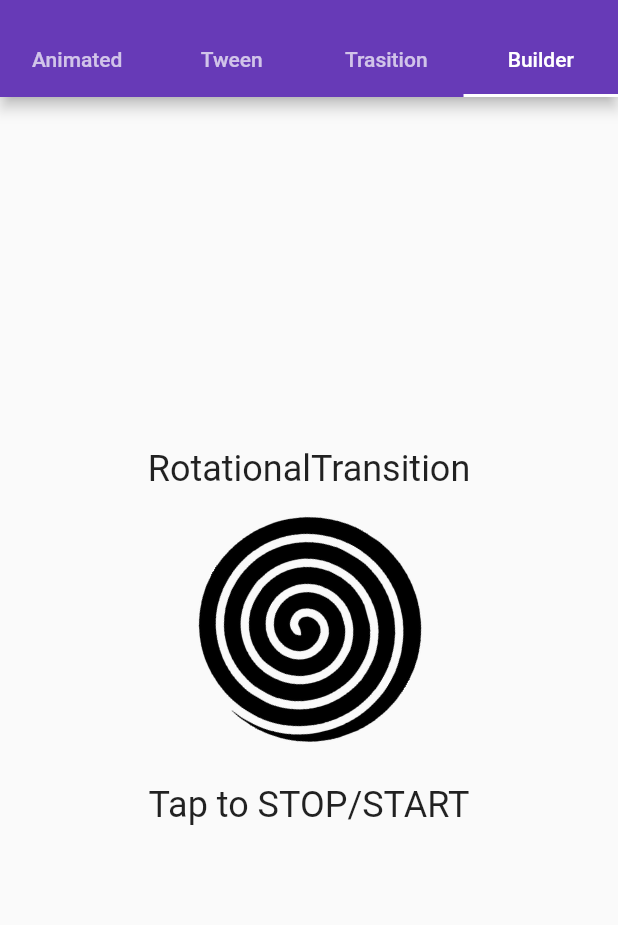
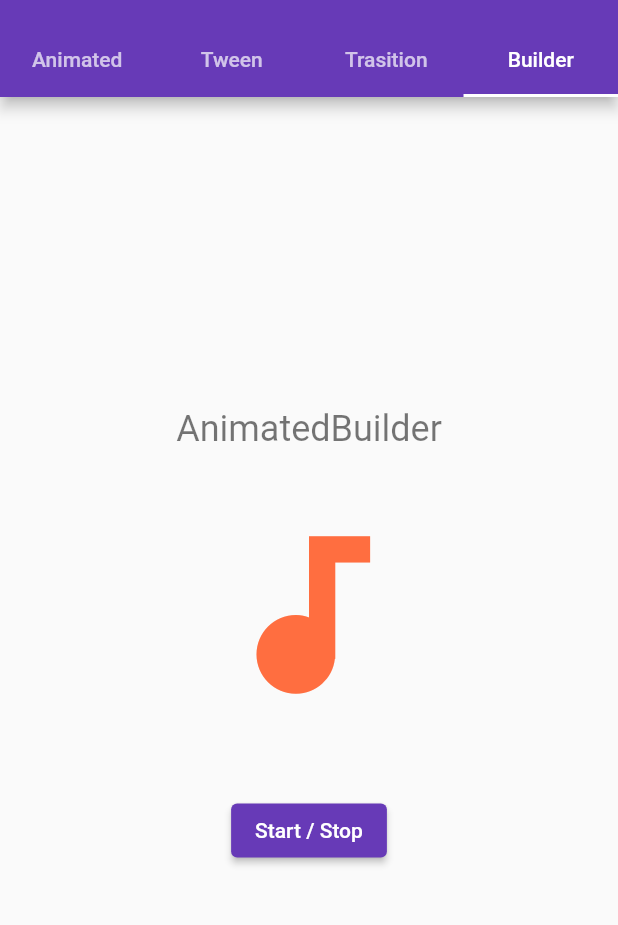
Before and after one commit to antoniolisboa/flutter_animations, a Flutter app: the screen it shows after launch, tab 4 chosen, on a phone screen of 412 x 824 dp, the part 59-984 px from its top. Run offline on Flutter 3.47's test engine with Material 2 defaults, Android fonts, the phone set to English and light mode, and no system bars.

Commit message:
Animações com widgets do tipo Builder, no caso AnimatedBuilder

```diff
--- a/lib/builder_animation.dart
+++ b/lib/builder_animation.dart
@@ -0,0 +1,85 @@
+import 'package:flutter/material.dart';
+
+class BuilderAnimation extends StatefulWidget {
+  const BuilderAnimation({super.key});
+
+  @override
+  State<BuilderAnimation> createState() => _BuilderAnimationState();
+}
+
+class _BuilderAnimationState extends State<BuilderAnimation>
+    with TickerProviderStateMixin {
+  Animation? _startAnimation;
+  AnimationController? _startAnimationController;
+  bool _toggle = false;
+
+  @override
+  void initState() {
+    super.initState();
+    _startAnimationController = AnimationController(
+      vsync: this,
+      duration: const Duration(seconds: 1),
+    );
+    _startAnimation = Tween(begin: 140.0, end: 180.0).animate(
+      CurvedAnimation(
+        parent: _startAnimationController!,
+        curve: Curves.easeInOut,
+      ),
+    );
+
+    _startAnimationController!.addStatusListener((status) {
+      if (status == AnimationStatus.completed) {
+        _startAnimationController!.repeat();
+      }
+    });
+  }
+
+  @override
+  void dispose() {
+    super.dispose();
+    _startAnimationController!.dispose();
+  }
+
+  @override
+  Widget build(BuildContext context) {
+    return Center(
+      child: Column(
+        mainAxisAlignment: MainAxisAlignment.center,
+        children: [
+          const Text(
+            'AnimatedBuilder',
+            style: TextStyle(
+              fontSize: 24,
+              color: Colors.black54,
+            ),
+          ),
+          const SizedBox(height: 10),
+          SizedBox(
+            height: 200,
+            width: 200,
+            child: AnimatedBuilder(
+              animation: _startAnimationController!,
+              builder: (context, child) {
+                return Icon(
+                  Icons.audiotrack,
+                  color: Colors.deepOrangeAccent,
+                  size: _startAnimation!.value,
+                );
+              },
+            ),
+          ),
+          const SizedBox(height: 20),
+          ElevatedButton(
+            onPressed: () {
+              _toggle = !_toggle;
+              _toggle
+                  ? _startAnimationController!.forward()
+                  : _startAnimationController!.stop();
+            },
+            child: const Text('Start / Stop'),
+          )
+        ],
+      ),
+    );
+  }
+}
--- a/lib/main.dart
+++ b/lib/main.dart
@@ -52,7 +52,7 @@ class MyHomePage extends StatelessWidget {
 
             // Widgets explícitos
             WidgetsTransition(),
-            // BuilderAnimation(),
+            BuilderAnimation(),
           ],
         ),
       ),
--- a/lib/widgets_transition.dart
+++ b/lib/widgets_transition.dart
@@ -34,7 +34,10 @@ class _WidgetsTransitionState extends State<WidgetsTransition>
         children: [
           const Text(
             'RotationalTransition',
-            style: TextStyle(fontSize: 24),
+            style: TextStyle(
+              fontSize: 24,
+              color: Colors.black54,
+            ),
           ),
           const SizedBox(height: 10),
           GestureDetector(
@@ -59,7 +62,10 @@ class _WidgetsTransitionState extends State<WidgetsTransition>
           const SizedBox(height: 20),
           const Text(
             'Tap to STOP/START',
-            style: TextStyle(fontSize: 24),
+            style: TextStyle(
+              fontSize: 24,
+              color: Colors.black54,
+            ),
           )
         ],
       ),
```
